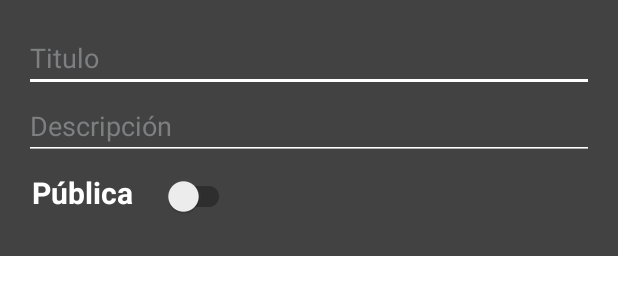
After one commit to RubsRubs/Music-Box, an Android app: the layout add_playlist_dialog_layout.xml on its own in the app's theme, with its tools: preview values and no code run, on a phone screen of 412 x 824 dp. The commit adds this screen. Shown: the top 300 px of the screen. Run offline under Robolectric (Android 15) with nearby library versions, the phone set to English and light mode, and no system bars.

Commit message:
creación de FloatActionButon y layout de diálogo para crear Playlists

```diff
--- /dev/null
+++ b/app/src/main/res/layout/add_playlist_dialog_layout.xml
@@ -0,0 +1,51 @@
+<?xml version="1.0" encoding="utf-8"?>
+<RelativeLayout xmlns:android="http://schemas.android.com/apk/res/android"
+    android:layout_width="match_parent"
+    android:layout_height="wrap_content"
+    android:background="@color/cardview_dark_background"
+    android:padding="16dp">
+
+    <EditText
+        android:id="@+id/edit_playlist_title_ID"
+        android:layout_width="match_parent"
+        android:layout_height="wrap_content"
+        android:backgroundTint="@color/white"
+        android:hint="Titulo"
+        android:inputType="text"
+        android:textColor="@color/white"
+        android:textColorHint="@color/bottom_navigation_icon_colors" />
+
+    <EditText
+        android:id="@+id/edit_playlist_description_ID"
+        android:layout_width="match_parent"
+        android:layout_height="wrap_content"
+        android:layout_below="@+id/edit_playlist_title_ID"
+        android:layout_alignParentStart="true"
+        android:backgroundTint="@color/white"
+        android:hint="Descripción"
+        android:inputType="text"
+        android:textColor="@color/white"
+        android:textColorHint="@color/bottom_navigation_icon_colors" />
+
+    <LinearLayout
+        android:layout_width="match_parent"
+        android:layout_height="wrap_content"
+        android:layout_below="@id/edit_playlist_description_ID">
+
+        <TextView
+            android:layout_width="wrap_content"
+            android:layout_height="wrap_content"
+            android:layout_marginLeft="5dp"
+            android:layout_marginRight="20dp"
+            android:text="Pública"
+            android:textColor="@color/white"
+            android:textSize="20dp"
+            android:textStyle="bold"/>
+
+        <androidx.appcompat.widget.SwitchCompat
+            android:id="@+id/public_private_switch_ID"
+            android:layout_width="wrap_content"
+            android:layout_height="wrap_content" />
+    </LinearLayout>
+
+</RelativeLayout>
```
Also changed, not shown: app/src/main/java/com/example/streamingaudioplayer/PlayListAddDialogue.java (added, +64 -0 lines), app/src/main/java/com/example/streamingaudioplayer/PlayListsActivity.java (+51 -1 lines), app/src/main/java/com/example/streamingaudioplayer/Playlist.java (added, +26 -0 lines), app/src/main/res/drawable/ic_baseline_add.xml (added, +9 -0 lines), app/src/main/res/layout/activity_play_lists.xml (+14 -2 lines), app/src/main/res/drawable-v24/add_circle.png (added).
